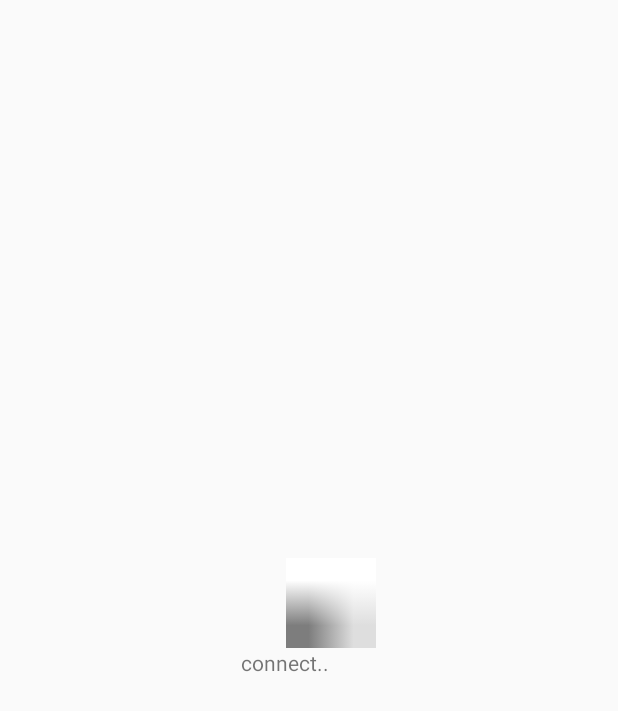
After one commit to shiweihu/android_app, an Android app: the layout progress_dialog.xml on its own in the app's theme, with its tools: preview values and no code run, on a phone screen of 412 x 824 dp. The commit adds this screen. Shown: the top 711 px of the screen. Run offline under Robolectric (Android 15) with nearby library versions, the phone set to English and light mode, and no system bars.

Commit message:
加了一个dialog.

```diff
--- a/app/src/main/AndroidManifest.xml
+++ b/app/src/main/AndroidManifest.xml
@@ -20,7 +20,9 @@
         android:supportsRtl="true"
         android:theme="@style/AppTheme"
         android:usesCleartextTraffic="true">
-        <activity android:name="table.activity.TabFiveActivity"></activity>
+
+
+        <activity android:name="table.activity.TabFiveActivity" />
         <activity android:name="table.activity.TabFourActivity" />
         <activity android:name="table.activity.TabThreeActivity" />
         <activity
--- a/app/src/main/java/com/example/myapplication/MainActivity.kt
+++ b/app/src/main/java/com/example/myapplication/MainActivity.kt
@@ -78,7 +78,7 @@ class MainActivity : AppCompatActivity() {
 
         var url = this.getString(R.string.url_menu_list)
         url = url.format(preferences.MenuListVersion)
-        Http.get().doGet(url,object: Response
+        Http.get().doGetWithDialog(this,url,object: Response
         {
             override fun notification(s: String?) {
                 if(s == null || s.equals("1"))
--- /dev/null
+++ b/app/src/main/res/layout/progress_dialog.xml
@@ -0,0 +1,29 @@
+<?xml version="1.0" encoding="utf-8"?>
+<LinearLayout xmlns:android="http://schemas.android.com/apk/res/android"
+    android:layout_width="match_parent"
+    android:layout_height="match_parent"
+    android:orientation="vertical"
+    android:gravity="center">
+
+    <RelativeLayout
+        android:id="@+id/home_loading_layout"
+        android:layout_width="wrap_content"
+        android:layout_height="wrap_content"
+        >
+        <ImageView
+            android:id="@+id/progress_dialog_img"
+            android:layout_width="60dp"
+            android:layout_height="60dp"
+            android:layout_marginLeft="30dp"
+            android:src="@mipmap/progress"/>
+
+        <TextView
+            android:id="@+id/progress_dialog_txt"
+            android:layout_below="@id/progress_dialog_img"
+            android:layout_width="wrap_content"
+            android:layout_height="wrap_content"
+            android:text="@string/progressbar_dialog_txt"/>
+    </RelativeLayout>
+
+
+</LinearLayout>
--- a/app/src/main/res/layout/tab_1.xml
+++ b/app/src/main/res/layout/tab_1.xml
@@ -20,7 +20,7 @@
             android:id="@+id/act_close"
             android:layout_width="wrap_content"
             android:layout_height="wrap_content"
-            android:background="@mipmap/close"
+            android:src="@mipmap/close"
             android:layout_centerVertical="true"
             android:layout_marginLeft="25dp"
             />
@@ -49,7 +49,7 @@
             android:id="@+id/tip_close"
             android:layout_width="wrap_content"
             android:layout_height="wrap_content"
-            android:background="@mipmap/close"
+            android:src="@mipmap/close"
             android:layout_marginTop="5dp"
             android:layout_marginLeft="5dp"
             />
--- a/app/src/main/res/values/strings.xml
+++ b/app/src/main/res/values/strings.xml
@@ -31,6 +31,7 @@
     <string name="tab1_but1_text">Assess The Sltuation</string>
     <string name="tab1_but2_text">Resource For Carers</string>
     <string name="download_title">full manual</string>
+    <string name="progressbar_dialog_txt">connect..</string>
     <!-- 118.178.93.45:8080 -->
     <string name="url_download_full_manual">http://118.178.93.45:8080/ARAFMIServe/downloadServlet?filename=FULL_FILE.pdf</string>
     <string name="url_submit_info">http://118.178.93.45:8080/ARAFMIServe/privateInfo?gender=%s&amp;Age=%s&amp;postcode=%s</string>
```
Also changed, not shown: app/src/main/java/View/ProgersssDialog.kt (added, +37 -0 lines), app/src/main/java/functions/HttpConnecter.kt (+18 -3 lines), app/src/main/res/mipmap-anydpi-v26/progress.jpg (added).
